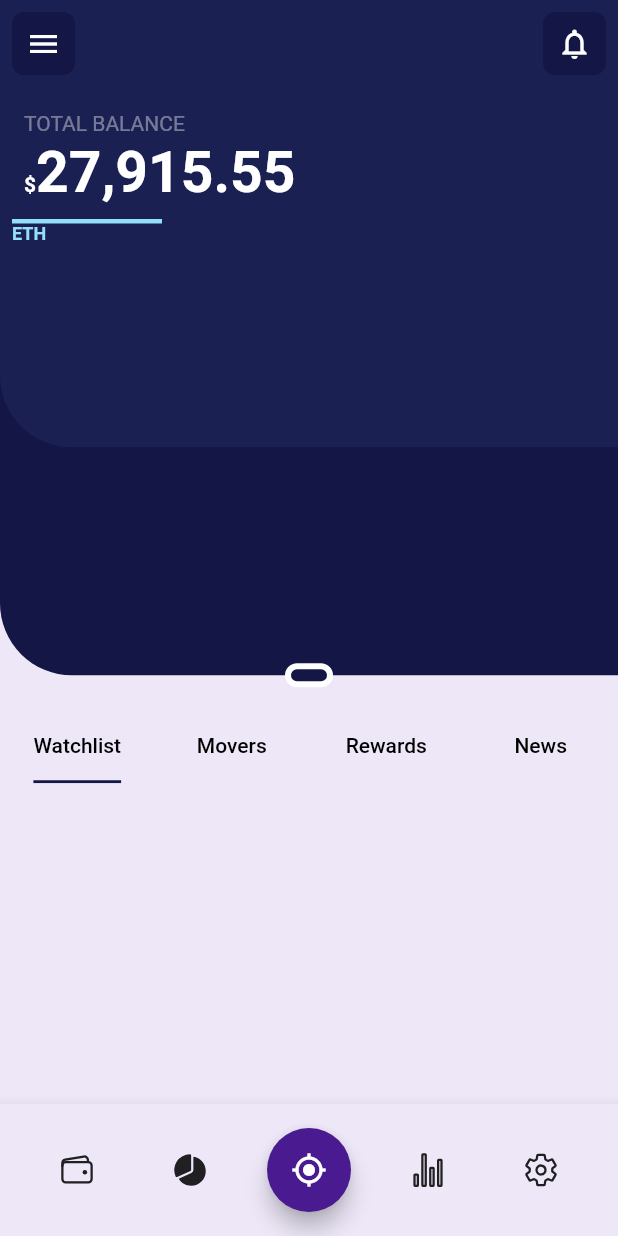
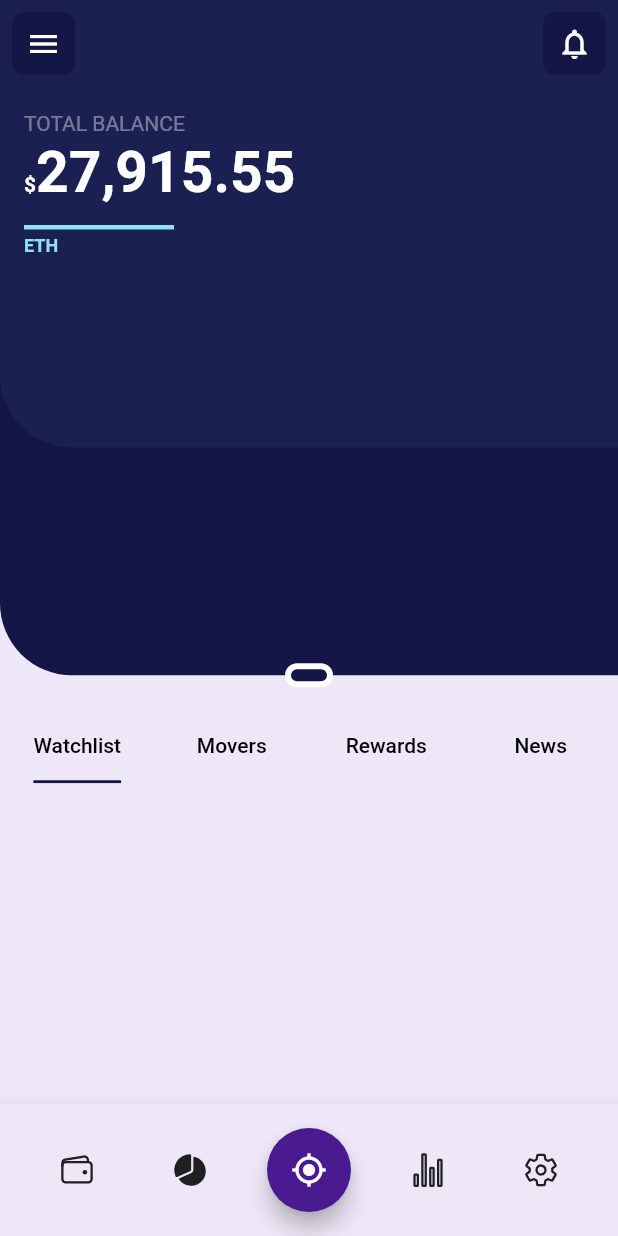
Before and after one commit to JAICHANGPARK/flutter_notebook_13th_story, a Flutter app: the screen it shows after launch, on a phone screen of 412 x 824 dp. Run offline on Flutter 3.47's test engine with Material 2 defaults, Android fonts, the light colour scheme and no system bars; our stand-ins replace flutter_svg, get, google_fonts, hooks_riverpod, ionicons, md2_tab_indicator and 2 more; missing offline and left inert: barcode.

Commit message:
Update crypto_wallet_home_page.dart

```diff
--- a/lib/ep849_crypto_wallet_app/ui/crypto_wallet_home_page.dart
+++ b/lib/ep849_crypto_wallet_app/ui/crypto_wallet_home_page.dart
@@ -109,7 +109,7 @@ class _CryptoWalletHomePageState extends State<CryptoWalletHomePage> with Single
                             ),
                           ),
                           Padding(
-                            padding: const EdgeInsets.all(8.0),
+                            padding: const EdgeInsets.only(top: 12, left: 16),
                             child: Row(
                               children: [
                                 Column(
@@ -120,6 +120,7 @@ class _CryptoWalletHomePageState extends State<CryptoWalletHomePage> with Single
                                       width: 100,
                                       decoration: BoxDecoration(color: _blueColor),
                                     ),
+                                    SizedBox(height: 4,),
                                     Text("ETH",
                                         style: TextStyle(color: _blueColor, fontWeight:
                                         FontWeight.bold, fontSize: 12))
```
